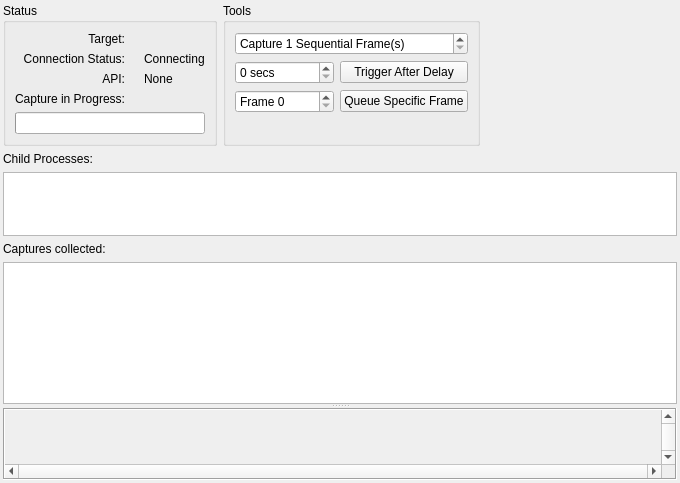
Qt form qrenderdoc/Windows/Dialogs/LiveCapture.ui (baldurk/renderdoc) before a commit.
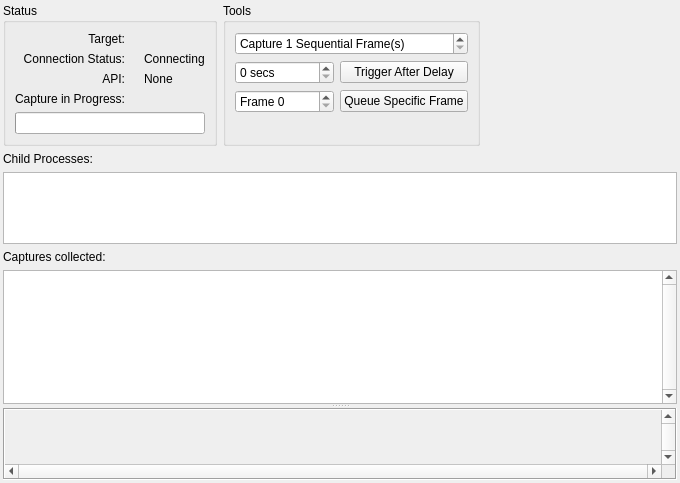
The same form after that commit. Icons and pictures are not drawn. Custom widgets are drawn as their Qt base class.

Commit message: Adjust capture connection scrolling to be reasonable on the mouse wheel

Diff of the .ui file:
```diff
--- a/qrenderdoc/Windows/Dialogs/LiveCapture.ui
+++ b/qrenderdoc/Windows/Dialogs/LiveCapture.ui
@@ -410,6 +410,15 @@
           </item>
           <item>
            <widget class="RDListWidget" name="captures">
+            <property name="verticalScrollBarPolicy">
+             <enum>Qt::ScrollBarAlwaysOn</enum>
+            </property>
+            <property name="horizontalScrollBarPolicy">
+             <enum>Qt::ScrollBarAlwaysOff</enum>
+            </property>
+            <property name="sizeAdjustPolicy">
+             <enum>QAbstractScrollArea::AdjustToContents</enum>
+            </property>
             <property name="editTriggers">
              <set>QAbstractItemView::EditKeyPressed|QAbstractItemView::SelectedClicked</set>
             </property>
```
Left out of the diff: 6 changed lines with no effect on the pictures. The commit also changes 1 other file.
